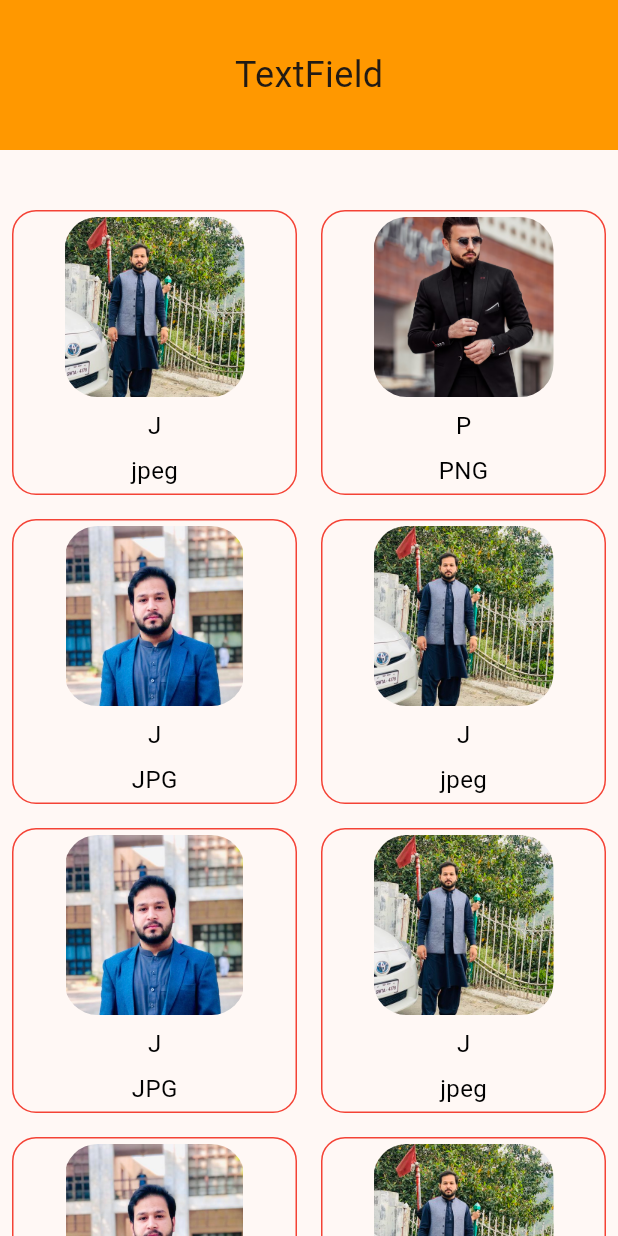
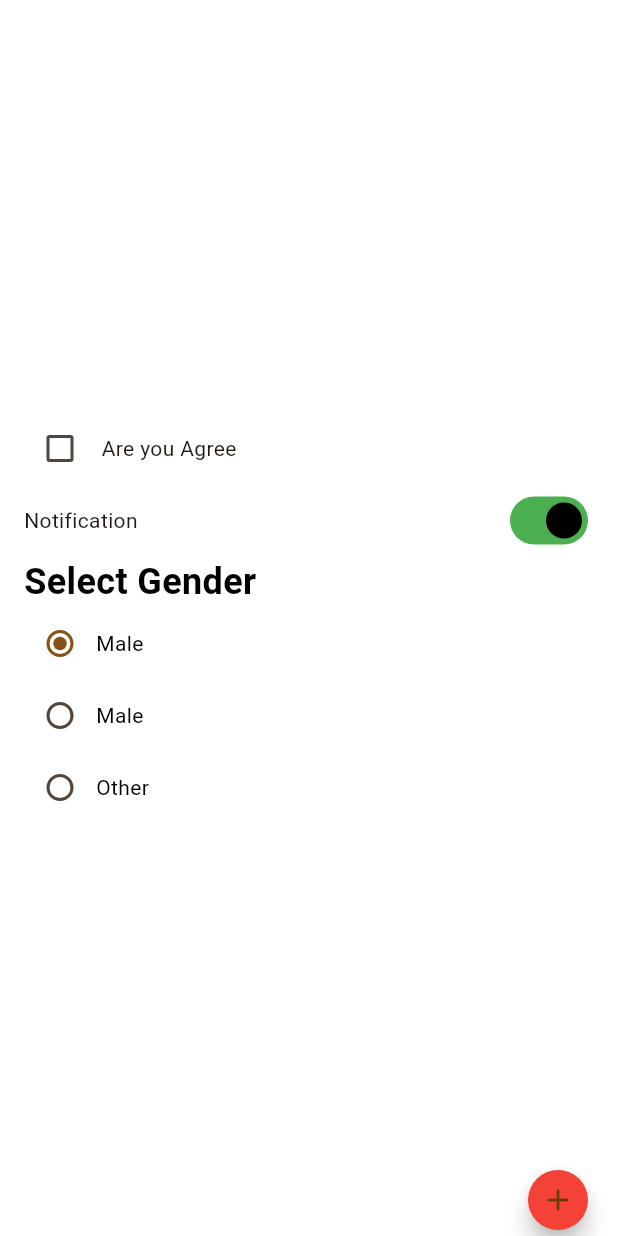
Before and after one commit to mshakir01/undp_project, a Flutter app: the screen it shows after launch, on a phone screen of 412 x 824 dp. Run offline on Flutter 3.47's test engine with Material 3 defaults, Android fonts, the phone set to English and light mode, and no system bars.

Commit message:
update
Session 13
1.Floating Action Button
2.Check Box
3.Switch Button
4.Radio Button
5. Bottom Sheet
6. Discussion about Behance Web Site

```diff
--- a/lib/main.dart
+++ b/lib/main.dart
@@ -1,4 +1,5 @@
 import 'package:flutter/material.dart';
+import 'package:undp_project/session_13.dart';
 import 'package:undp_project/session_eleven.dart';
 import 'package:undp_project/session_ten.dart';
 import 'package:undp_project/session_ten_sec_page.dart';
@@ -20,7 +21,7 @@ class MyApp extends StatelessWidget {
         colorScheme: ColorScheme.fromSeed(seedColor: Colors.orange),
         useMaterial3: true,
       ),
-      home:SessionTwelveScreen() ,
+      home:Session13() ,
     );
   }
 }
--- /dev/null
+++ b/lib/session_13.dart
@@ -0,0 +1,178 @@
+import 'package:flutter/material.dart';
+
+class Session13 extends StatefulWidget {
+  const Session13({super.key});
+
+  @override
+  State<Session13> createState() => _Session13State();
+}
+
+class _Session13State extends State<Session13> {
+  bool isChecked = false;
+  bool isOn=true;
+  String selectedOption='Option 1';
+
+  @override
+  Widget build(BuildContext context) {
+    return SafeArea(
+      child: Scaffold(
+
+        floatingActionButtonLocation: FloatingActionButtonLocation.endDocked,
+        floatingActionButton: FloatingActionButton.small(
+          backgroundColor: Colors.red,
+           shape: RoundedRectangleBorder(
+             borderRadius: BorderRadius.circular(100)
+           ),
+          onPressed: () {
+            showModalBottomSheet(
+                context: context, builder: (context){
+              return Container(
+                width: double.infinity,
+                height: 200,
+                color: Colors.white,
+                padding: EdgeInsets.all(16),
+                child: Column(
+                  crossAxisAlignment: CrossAxisAlignment.start,
+                  mainAxisAlignment: MainAxisAlignment.spaceBetween,
+                  children: [
+
+                    Row(
+                      children: [
+                        Icon(Icons.share,color: Colors.black.withOpacity(.7),),
+                        SizedBox(width: 30,),
+                        Text("Share",style: TextStyle(fontSize: 20,fontWeight: FontWeight.normal),)
+                      ],
+                    ),
+
+                    Row(
+                      children: [
+                        Icon(Icons.link,color: Colors.black.withOpacity(.7),),
+                        SizedBox(width: 30,),
+                        Text("Link",style: TextStyle(fontSize: 20,fontWeight: FontWeight.normal),)
+                      ],
+                    ),
+                    Row(
+                      children: [
+                        Icon(Icons.edit,color: Colors.black.withOpacity(.7),),
+                        SizedBox(width: 30,),
+                        Text("Edit Name",style: TextStyle(fontSize: 20,fontWeight: FontWeight.normal),)
+                      ],
+                    ),
+                    Row(
+                      children: [
+                        Icon(Icons.delete,color: Colors.black.withOpacity(.7),),
+                        SizedBox(width: 30,),
+                        Text("Delete Collection",style: TextStyle(fontSize: 20,fontWeight: FontWeight.normal),)
+                      ],
+                    ),
+
+                  ]
+                ),
+              );
+            });
+          },
+          child: const Icon(Icons.add),
+          // child:const Icon(Icons.add),
+        ),
+        body: Container(
+          padding: const EdgeInsets.all(16),
+          color: Colors.white,
+          width: double.infinity,
+          height: double.infinity,
+          child: Column(
+            crossAxisAlignment: CrossAxisAlignment.start,
+            mainAxisAlignment: MainAxisAlignment.center,
+            children: [
+              // Container(
+              //   width: double.infinity,
+              //   height: 50,
+              //   color: Colors.yellow,
+              // ),
+              Row(
+                children: [
+                  Checkbox(
+                    activeColor: Colors.red,
+                      checkColor:Colors.green,
+                      value: isChecked,
+                      hoverColor: Colors.black,
+                      onChanged: (val) {
+                        setState(() {
+                          isChecked = val!;
+                        });
+                      }),
+                  const Text(" Are you Agree",)
+                ],
+
+              ),
+              Row(
+                mainAxisAlignment: MainAxisAlignment.spaceBetween,
+                children: [
+                  const Text("Notification"),
+                  Switch(
+                      inactiveThumbColor: Colors.red,
+                      activeColor: Colors.black,
+                      activeTrackColor: Colors.green,
+                      inactiveTrackColor: Colors.yellow,
+                      value: isOn, onChanged: (val ){
+
+                    setState(() {
+                      isOn=val;
+
+                    });
+
+
+
+                  }),
+                ],
+              ),
+
+              Text("Select Gender",style: TextStyle(color: Colors.black,fontWeight: FontWeight.bold,fontSize: 24),),
+              Row(
+                children: [
+
+                  Radio(value: "Option 1", groupValue: selectedOption, onChanged: (newVal){
+
+                    setState(() {
+                      selectedOption=newVal!;
+                    });
+                  }),
+
+                  Text("Male",style: TextStyle(color: Colors.black,),),
+                ],
+              ),
+              Row(
+               children: [
+                 Radio(value: "Option 2", groupValue: selectedOption, onChanged: (newVal){
+
+                    setState(() {
+                      selectedOption=newVal!;
+                    });
+                  }),
+
+                 Text("Male",style: TextStyle(color: Colors.black,),),
+               ],
+             ),
+              Row(
+               children: [
+                 Radio(value: "Option 3", groupValue: selectedOption, onChanged: (newVal){
+
+                    setState(() {
+                      selectedOption=newVal!;
+                    });
+                  }),
+
+                 Text("Other",style: TextStyle(color: Colors.black,),),
+               ],
+             ),
+
+
+
+
+
+            ],
+          ),
+        ),
+      ),
+    );
+  }
+}
--- a/lib/session_twel_screen.dart
+++ b/lib/session_twel_screen.dart
@@ -20,49 +20,48 @@ class _SessionTwelveScreenState extends State<SessionTwelveScreen> {
     "I",
   ];
 
-  List<Map<String,dynamic>> dynamicData=[
+  List<Map<String, dynamic>> dynamicData = [
     {
-      "image":"assets/images/shakir.jpeg",
-      "name":"J",
-      "des":"jpeg",
+      "image": "assets/images/shakir.jpeg",
+      "name": "J",
+      "des": "jpeg",
     },
     {
-      "image":"assets/images/profile.png",
-      "name":"P",
-      "des":"PNG",
+      "image": "assets/images/profile.png",
+      "name": "P",
+      "des": "PNG",
     },
     {
-      "image":"assets/images/shakir.jpg",
-      "name":"J",
-      "des":"JPG",
+      "image": "assets/images/shakir.jpg",
+      "name": "J",
+      "des": "JPG",
     },
     {
-      "image":"assets/images/shakir.jpeg",
-      "name":"J",
-      "des":"jpeg",
+      "image": "assets/images/shakir.jpeg",
+      "name": "J",
+      "des": "jpeg",
     },
     {
-      "image":"assets/images/shakir.jpg",
-      "name":"J",
-      "des":"JPG",
+      "image": "assets/images/shakir.jpg",
+      "name": "J",
+      "des": "JPG",
     },
     {
-      "image":"assets/images/shakir.jpeg",
-      "name":"J",
-      "des":"jpeg",
+      "image": "assets/images/shakir.jpeg",
+      "name": "J",
+      "des": "jpeg",
     },
     {
-      "image":"assets/images/shakir.jpg",
-      "name":"J",
-      "des":"JPG",
+      "image": "assets/images/shakir.jpg",
+      "name": "J",
+      "des": "JPG",
     },
     {
-      "image":"assets/images/shakir.jpeg",
-      "name":"J",
-      "des":"jpeg",
+      "image": "assets/images/shakir.jpeg",
+      "name": "J",
+      "des": "jpeg",
     },
   ];
-
 
   @override
   Widget build(BuildContext context) {
@@ -75,10 +74,16 @@ class _SessionTwelveScreenState extends State<SessionTwelveScreen> {
             alignment: Alignment.center,
             width: double.infinity,
             color: Colors.orange,
-                child: Text("TextField",style: TextStyle(fontSize: 24,),),
+            child: Text(
+              "TextField",
+              style: TextStyle(
+                fontSize: 24,
               ),
-              SizedBox(height: 40,),
-
+            ),
+          ),
+          SizedBox(
+            height: 40,
+          ),
           Expanded(
             child: Padding(
               padding: const EdgeInsets.symmetric(horizontal: 8.0),
@@ -94,14 +99,17 @@ class _SessionTwelveScreenState extends State<SessionTwelveScreen> {
                       alignment: Alignment.center,
                       decoration: BoxDecoration(
                           borderRadius: BorderRadius.circular(16),
-                            border: Border.all(color: Colors.red)
-                          ),
+                          border: Border.all(color: Colors.red)),
                       child: Column(
                         mainAxisAlignment: MainAxisAlignment.spaceAround,
                         children: [
                           ClipRRect(
-                          borderRadius:BorderRadius.circular(22),
-                                child:  Image.asset(dynamicData[index]['image'],width: 120,height: 120,),
+                            borderRadius: BorderRadius.circular(22),
+                            child: Image.asset(
+                              dynamicData[index]['image'],
+                              width: 120,
+                              height: 120,
+                            ),
                           ),
                           Text(
                             dynamicData[index]['name'],
@@ -117,14 +125,12 @@ class _SessionTwelveScreenState extends State<SessionTwelveScreen> {
                               color: Colors.black,
                             ),
                           ),
-
                         ],
                       ),
                     );
                   }),
             ),
           ),
-
         ],
       )),
     );
```
Lines whose indentation alone changed are shown as unchanged.
